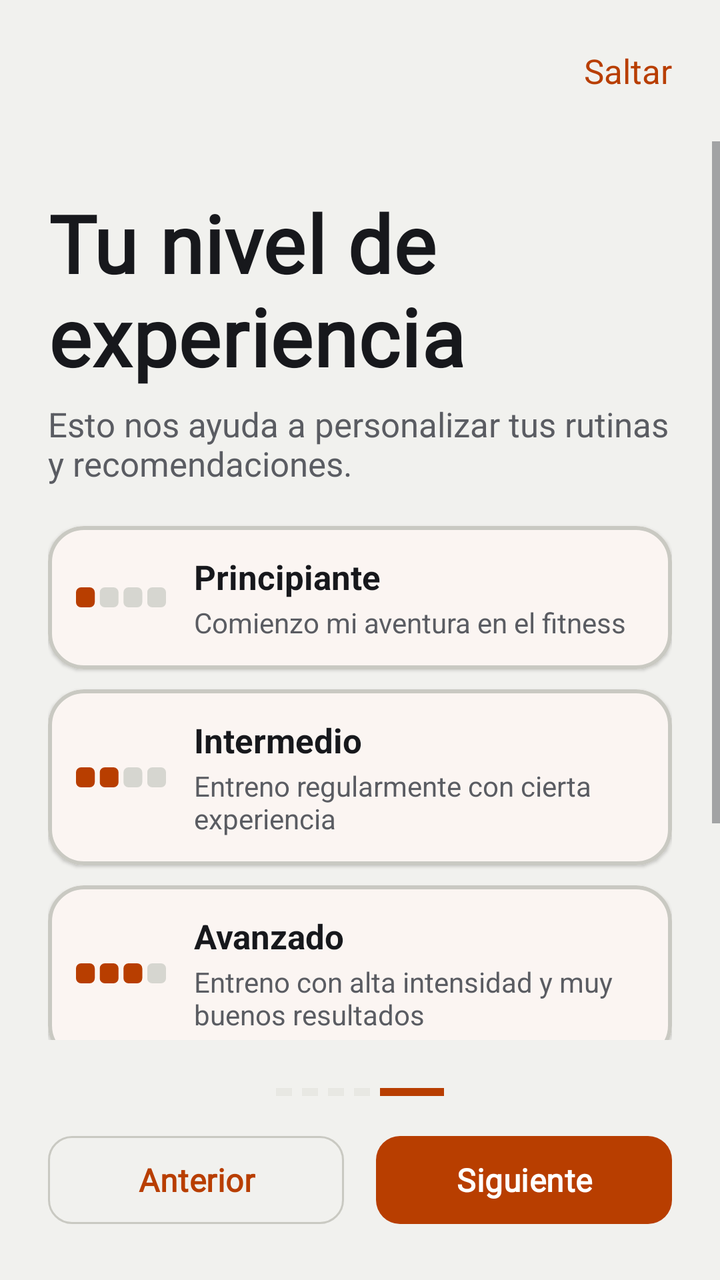
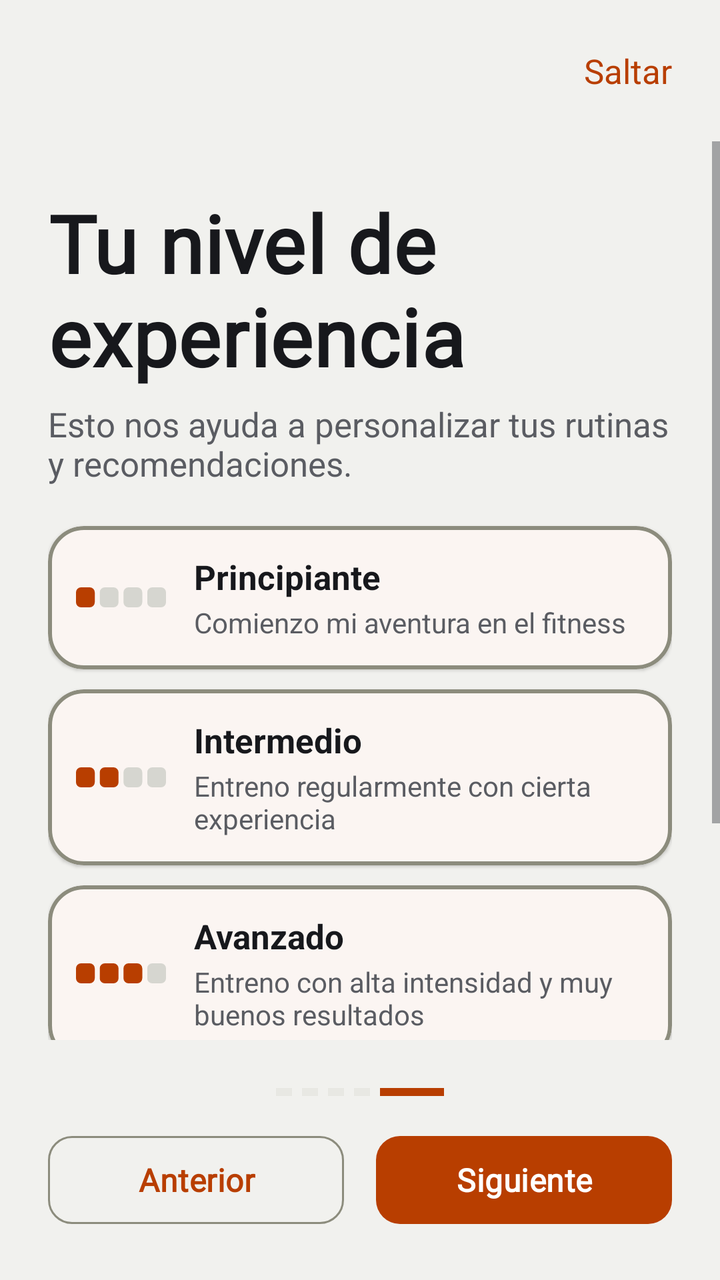

Two renders of the same Android screen: before a commit and after it. Below are the layout's source before the change and the commit's diff.
<!-- AndroidManifest.xml: application theme Theme.GymProFit -->
<!-- res/layout/activity_onboarding5.xml -->
<?xml version="1.0" encoding="utf-8"?>
<LinearLayout xmlns:android="http://schemas.android.com/apk/res/android"
    xmlns:app="http://schemas.android.com/apk/res-auto"
    android:layout_width="match_parent"
    android:layout_height="match_parent"
    android:orientation="vertical"
    android:background="?attr/android:colorBackground">

    
    <TextView
        android:id="@+id/tvSaltar5"
        android:layout_width="wrap_content"
        android:layout_height="wrap_content"
        android:layout_gravity="end"
        android:layout_margin="16dp"
        android:text="@string/onboarding_saltar"
        android:textSize="@dimen/text_body"
        android:textColor="?attr/colorPrimary"
        android:padding="8dp"
        android:clickable="true"
        android:focusable="true"
        android:background="?attr/selectableItemBackgroundBorderless" />

    <ScrollView
        android:layout_width="match_parent"
        android:layout_height="0dp"
        android:layout_weight="1">

        <LinearLayout
            android:layout_width="match_parent"
            android:layout_height="wrap_content"
            android:orientation="vertical"
            android:padding="24dp">

            <TextView
                android:layout_width="wrap_content"
                android:layout_height="wrap_content"
                android:text="@string/onboarding_nivel_titulo"
                android:textAppearance="@style/TextAppearance.GymProFit.Display" />

            <TextView
                android:layout_width="wrap_content"
                android:layout_height="wrap_content"
                android:layout_marginTop="6dp"
                android:layout_marginBottom="20dp"
                android:text="@string/onboarding_nivel_desc"
                android:textSize="@dimen/text_body"
                android:textColor="?attr/colorOnSurfaceVariant" />

            
            <com.google.android.material.card.MaterialCardView
                android:id="@+id/cardPrincipiante"
                android:layout_width="match_parent"
                android:layout_height="wrap_content"
                android:layout_marginBottom="10dp"
                android:clickable="true"
                android:focusable="true"
                android:foreground="?attr/selectableItemBackground"
                app:strokeWidth="2dp"
                app:strokeColor="?attr/colorOutlineVariant">
                <LinearLayout android:layout_width="match_parent" android:layout_height="wrap_content"
                    android:orientation="horizontal" android:padding="14dp" android:gravity="center_vertical">
                    <ImageView android:id="@+id/ivNivelPrincipiante" android:layout_width="45dp" android:layout_height="10dp"
                        android:src="@drawable/ic_nivel_principiante"
                        android:layout_marginEnd="14dp" />
                    <LinearLayout android:layout_width="0dp" android:layout_height="wrap_content" android:layout_weight="1" android:orientation="vertical">
                        <TextView android:layout_width="wrap_content" android:layout_height="wrap_content"
                            android:text="@string/nivel_principiante" android:textSize="@dimen/text_body"
                            android:textStyle="bold" android:textColor="?attr/colorOnSurface" />
                        <TextView android:layout_width="wrap_content" android:layout_height="wrap_content"
                            android:layout_marginTop="2dp" android:text="@string/nivel_principiante_desc"
                            android:textSize="@dimen/text_label" android:textColor="?attr/colorOnSurfaceVariant" />
                    </LinearLayout>
                    <ImageView android:id="@+id/ivCheckPrincipiante" android:layout_width="20dp"
                        android:layout_height="20dp" android:src="@drawable/ic_check"
                        android:visibility="gone" android:contentDescription="@null" />
                </LinearLayout>
            </com.google.android.material.card.MaterialCardView>

            
            <com.google.android.material.card.MaterialCardView
                android:id="@+id/cardIntermedio"
                android:layout_width="match_parent"
                android:layout_height="wrap_content"
                android:layout_marginBottom="10dp"
                android:clickable="true"
                android:focusable="true"
                android:foreground="?attr/selectableItemBackground"
                app:strokeWidth="2dp"
                app:strokeColor="?attr/colorOutlineVariant">
                <LinearLayout android:layout_width="match_parent" android:layout_height="wrap_content"
                    android:orientation="horizontal" android:padding="14dp" android:gravity="center_vertical">
                    <ImageView android:id="@+id/ivNivelIntermedio" android:layout_width="45dp" android:layout_height="10dp"
                        android:src="@drawable/ic_nivel_intermedio"
                        android:layout_marginEnd="14dp" />
                    <LinearLayout android:layout_width="0dp" android:layout_height="wrap_content" android:layout_weight="1" android:orientation="vertical">
                        <TextView android:layout_width="wrap_content" android:layout_height="wrap_content"
                            android:text="@string/nivel_intermedio" android:textSize="@dimen/text_body"
                            android:textStyle="bold" android:textColor="?attr/colorOnSurface" />
                        <TextView android:layout_width="wrap_content" android:layout_height="wrap_content"
                            android:layout_marginTop="2dp" android:text="@string/nivel_intermedio_desc"
                            android:textSize="@dimen/text_label" android:textColor="?attr/colorOnSurfaceVariant" />
                    </LinearLayout>
                    <ImageView android:id="@+id/ivCheckIntermedio" android:layout_width="20dp"
                        android:layout_height="20dp" android:src="@drawable/ic_check"
                        android:visibility="gone" android:contentDescription="@null" />
                </LinearLayout>
            </com.google.android.material.card.MaterialCardView>

            
            <com.google.android.material.card.MaterialCardView
                android:id="@+id/cardAvanzado"
                android:layout_width="match_parent"
                android:layout_height="wrap_content"
                android:layout_marginBottom="10dp"
                android:clickable="true"
                android:focusable="true"
                android:foreground="?attr/selectableItemBackground"
                app:strokeWidth="2dp"
                app:strokeColor="?attr/colorOutlineVariant">
                <LinearLayout android:layout_width="match_parent" android:layout_height="wrap_content"
                    android:orientation="horizontal" android:padding="14dp" android:gravity="center_vertical">
                    <ImageView android:id="@+id/ivNivelAvanzado" android:layout_width="45dp" android:layout_height="10dp"
                        android:src="@drawable/ic_nivel_avanzado"
                        android:layout_marginEnd="14dp" />
                    <LinearLayout android:layout_width="0dp" android:layout_height="wrap_content" android:layout_weight="1" android:orientation="vertical">
                        <TextView android:layout_width="wrap_content" android:layout_height="wrap_content"
                            android:text="@string/nivel_avanzado" android:textSize="@dimen/text_body"
                            android:textStyle="bold" android:textColor="?attr/colorOnSurface" />
                        <TextView android:layout_width="wrap_content" android:layout_height="wrap_content"
                            android:layout_marginTop="2dp" android:text="@string/nivel_avanzado_desc"
                            android:textSize="@dimen/text_label" android:textColor="?attr/colorOnSurfaceVariant" />
                    </LinearLayout>
                    <ImageView android:id="@+id/ivCheckAvanzado" android:layout_width="20dp"
                        android:layout_height="20dp" android:src="@drawable/ic_check"
                        android:visibility="gone" android:contentDescription="@null" />
                </LinearLayout>
            </com.google.android.material.card.MaterialCardView>

            
            <com.google.android.material.card.MaterialCardView
                android:id="@+id/cardExperto"
                android:layout_width="match_parent"
                android:layout_height="wrap_content"
                android:layout_marginBottom="10dp"
                android:clickable="true"
                android:focusable="true"
                android:foreground="?attr/selectableItemBackground"
                app:strokeWidth="2dp"
                app:strokeColor="?attr/colorOutlineVariant">
                <LinearLayout android:layout_width="match_parent" android:layout_height="wrap_content"
                    android:orientation="horizontal" android:padding="14dp" android:gravity="center_vertical">
                    <ImageView android:id="@+id/ivNivelExperto" android:layout_width="45dp" android:layout_height="10dp"
                        android:src="@drawable/ic_nivel_experto"
                        android:layout_marginEnd="14dp" />
                    <LinearLayout android:layout_width="0dp" android:layout_height="wrap_content" android:layout_weight="1" android:orientation="vertical">
                        <TextView android:layout_width="wrap_content" android:layout_height="wrap_content"
                            android:text="@string/nivel_experto" android:textSize="@dimen/text_body"
                            android:textStyle="bold" android:textColor="?attr/colorOnSurface" />
                        <TextView android:layout_width="wrap_content" android:layout_height="wrap_content"
                            android:layout_marginTop="2dp" android:text="@string/nivel_experto_desc"
                            android:textSize="@dimen/text_label" android:textColor="?attr/colorOnSurfaceVariant" />
                    </LinearLayout>
                    <ImageView android:id="@+id/ivCheckExperto" android:layout_width="20dp"
                        android:layout_height="20dp" android:src="@drawable/ic_check"
                        android:visibility="gone" android:contentDescription="@null" />
                </LinearLayout>
            </com.google.android.material.card.MaterialCardView>

        </LinearLayout>

    </ScrollView>

    <LinearLayout
        android:layout_width="match_parent"
        android:layout_height="wrap_content"
        android:orientation="vertical"
        android:padding="24dp">

        
        <LinearLayout android:layout_width="match_parent" android:layout_height="wrap_content"
            android:orientation="horizontal" android:gravity="center" android:layout_marginBottom="16dp">
            <View android:layout_width="8dp" android:layout_height="4dp" android:background="?attr/colorSurfaceVariant" android:layout_marginEnd="5dp" />
            <View android:layout_width="8dp" android:layout_height="4dp" android:background="?attr/colorSurfaceVariant" android:layout_marginEnd="5dp" />
            <View android:layout_width="8dp" android:layout_height="4dp" android:background="?attr/colorSurfaceVariant" android:layout_marginEnd="5dp" />
            <View android:layout_width="8dp" android:layout_height="4dp" android:background="?attr/colorSurfaceVariant" android:layout_marginEnd="5dp" />
            <View android:layout_width="32dp" android:layout_height="4dp" android:background="?attr/colorPrimary" />
        </LinearLayout>

        
        <LinearLayout android:layout_width="match_parent" android:layout_height="wrap_content" android:orientation="horizontal">
            <com.google.android.material.button.MaterialButton
                android:id="@+id/btnAnterior5"
                style="@style/Widget.Material3.Button.OutlinedButton"
                android:layout_width="0dp" android:layout_height="52dp" android:layout_weight="1"
                android:layout_marginEnd="8dp" android:text="@string/onboarding_anterior" app:cornerRadius="12dp" />
            <com.google.android.material.button.MaterialButton
                android:id="@+id/btnSiguiente5"
                android:layout_width="0dp" android:layout_height="52dp" android:layout_weight="1"
                android:layout_marginStart="8dp" android:text="@string/onboarding_siguiente" app:cornerRadius="12dp" />
        </LinearLayout>

    </LinearLayout>

</LinearLayout>
<!-- resources referenced by this layout -->
<resources>
  <dimen name="text_body">17sp</dimen>
  <dimen name="text_label">14sp</dimen>
  <style name="Theme.GymProFit" parent="Theme.Material3.DayNight.NoActionBar">
          
          <item name="colorPrimary">@color/gp_primary</item>
          <item name="colorOnPrimary">@color/gp_on_primary</item>
          <item name="colorPrimaryContainer">@color/gp_primary_container</item>
          <item name="colorOnPrimaryContainer">@color/gp_on_primary_container</item>
          <item name="colorSecondary">@color/gp_gold</item>
          <item name="colorSurface">@color/gp_surface</item>
          <item name="colorOnSurface">@color/gp_on_surface</item>
          <item name="colorSurfaceVariant">@color/gp_surface_2</item>
          <item name="colorOnSurfaceVariant">@color/gp_text_secondary</item>
          <item name="colorOutline">@color/gp_stroke</item>
          <item name="colorOutlineVariant">@color/gp_stroke</item>
          <item name="colorError">@color/gp_error</item>
          <item name="android:colorBackground">@color/gp_background</item>
          <item name="android:windowBackground">@color/gp_background</item>
          <item name="android:textColorPrimary">@color/gp_on_surface</item>
          <item name="android:textColorSecondary">@color/gp_text_secondary</item>
  
          
          <item name="android:statusBarColor">@color/gp_background</item>
          <item name="android:navigationBarColor">@color/gp_background</item>
          <item name="android:windowLightStatusBar">true</item>
  
          
          <item name="android:windowAnimationStyle">@style/GymProFit.WindowAnimation</item>
  
          
          <item name="materialCardViewStyle">@style/Widget.GymProFit.Card</item>
          <item name="materialButtonStyle">@style/Widget.GymProFit.Button</item>
          <item name="chipStyle">@style/Widget.GymProFit.Chip</item>
          <item name="bottomNavigationStyle">@style/Widget.GymProFit.BottomNavigationView</item>
          <item name="floatingActionButtonStyle">@style/Widget.GymProFit.Fab</item>
          <item name="materialAlertDialogTheme">@style/ThemeOverlay.GymProFit.Dialog</item>
          <item name="popupMenuStyle">@style/Widget.GymProFit.PopupMenu</item>
          <item name="android:popupMenuStyle">@style/Widget.GymProFit.PopupMenu</item>
          <item name="snackbarStyle">@style/Widget.GymProFit.Snackbar</item>
  
          
          
          <item name="textAppearanceDisplayLarge">@style/Font.GymProFit.DisplayLarge</item>
          <item name="textAppearanceDisplayMedium">@style/Font.GymProFit.DisplayMedium</item>
          <item name="textAppearanceDisplaySmall">@style/Font.GymProFit.DisplaySmall</item>
          <item name="textAppearanceHeadlineLarge">@style/Font.GymProFit.HeadlineLarge</item>
          <item name="textAppearanceHeadlineMedium">@style/Font.GymProFit.HeadlineMedium</item>
          <item name="textAppearanceHeadlineSmall">@style/Font.GymProFit.HeadlineSmall</item>
          <item name="textAppearanceTitleLarge">@style/Font.GymProFit.TitleLarge</item>
          <item name="textAppearanceTitleMedium">@style/Font.GymProFit.TitleMedium</item>
          <item name="textAppearanceTitleSmall">@style/Font.GymProFit.TitleSmall</item>
          <item name="textAppearanceBodyLarge">@style/Font.GymProFit.BodyLarge</item>
          <item name="textAppearanceBodyMedium">@style/Font.GymProFit.BodyMedium</item>
          <item name="textAppearanceBodySmall">@style/Font.GymProFit.BodySmall</item>
          <item name="textAppearanceLabelLarge">@style/Font.GymProFit.LabelLarge</item>
          <item name="textAppearanceLabelMedium">@style/Font.GymProFit.LabelMedium</item>
          <item name="textAppearanceLabelSmall">@style/Font.GymProFit.LabelSmall</item>
      </style>
  <color name="gp_primary">#B83E00</color>
  <color name="gp_gold">#B58A2A</color>
  <color name="gp_surface">#FFFFFF</color>
  <color name="gp_surface_2">#E8E8E3</color>
  <color name="gp_stroke">#C9C9C2</color>
  <color name="gp_error">#C62828</color>
  <!-- unchanged entries left out for length: 53 -->
</resources>

<!-- the commit's change to res/layout/activity_onboarding5.xml (unified diff, before → after) -->
@@ -57,7 +57,7 @@
                 android:focusable="true"
                 android:foreground="?attr/selectableItemBackground"
                 app:strokeWidth="2dp"
-                app:strokeColor="?attr/colorOutlineVariant">
+                app:strokeColor="?attr/colorOutline">
                 <LinearLayout android:layout_width="match_parent" android:layout_height="wrap_content"
                     android:orientation="horizontal" android:padding="14dp" android:gravity="center_vertical">
                     <ImageView android:id="@+id/ivNivelPrincipiante" android:layout_width="45dp" android:layout_height="10dp"
@@ -87,7 +87,7 @@
                 android:focusable="true"
                 android:foreground="?attr/selectableItemBackground"
                 app:strokeWidth="2dp"
-                app:strokeColor="?attr/colorOutlineVariant">
+                app:strokeColor="?attr/colorOutline">
                 <LinearLayout android:layout_width="match_parent" android:layout_height="wrap_content"
                     android:orientation="horizontal" android:padding="14dp" android:gravity="center_vertical">
                     <ImageView android:id="@+id/ivNivelIntermedio" android:layout_width="45dp" android:layout_height="10dp"
@@ -117,7 +117,7 @@
                 android:focusable="true"
                 android:foreground="?attr/selectableItemBackground"
                 app:strokeWidth="2dp"
-                app:strokeColor="?attr/colorOutlineVariant">
+                app:strokeColor="?attr/colorOutline">
                 <LinearLayout android:layout_width="match_parent" android:layout_height="wrap_content"
                     android:orientation="horizontal" android:padding="14dp" android:gravity="center_vertical">
                     <ImageView android:id="@+id/ivNivelAvanzado" android:layout_width="45dp" android:layout_height="10dp"
@@ -147,7 +147,7 @@
                 android:focusable="true"
                 android:foreground="?attr/selectableItemBackground"
                 app:strokeWidth="2dp"
-                app:strokeColor="?attr/colorOutlineVariant">
+                app:strokeColor="?attr/colorOutline">
                 <LinearLayout android:layout_width="match_parent" android:layout_height="wrap_content"
                     android:orientation="horizontal" android:padding="14dp" android:gravity="center_vertical">
                     <ImageView android:id="@+id/ivNivelExperto" android:layout_width="45dp" android:layout_height="10dp"
<!-- resource entries referenced after the edit -->
@@ -14,7 +14,7 @@
           <item name="colorSurfaceVariant">@color/gp_surface_2</item>
           <item name="colorOnSurfaceVariant">@color/gp_text_secondary</item>
           <item name="colorOutline">@color/gp_stroke</item>
-          <item name="colorOutlineVariant">@color/gp_stroke</item>
+          <item name="colorOutlineVariant">@color/gp_divider</item>
           <item name="colorError">@color/gp_error</item>
           <item name="android:colorBackground">@color/gp_background</item>
           <item name="android:windowBackground">@color/gp_background</item>
@@ -59,10 +59,11 @@
           <item name="textAppearanceLabelSmall">@style/Font.GymProFit.LabelSmall</item>
       </style>
   <color name="gp_primary">#B83E00</color>
-  <color name="gp_gold">#B58A2A</color>
+  <color name="gp_gold">#AE8528</color>
   <color name="gp_surface">#FFFFFF</color>
   <color name="gp_surface_2">#E8E8E3</color>
-  <color name="gp_stroke">#C9C9C2</color>
+  <color name="gp_stroke">#8C8C7D</color>
+  <color name="gp_divider">#C9C9C2</color>
   <color name="gp_error">#C62828</color>
   <!-- unchanged entries left out for length: 53 -->
 </resources>
